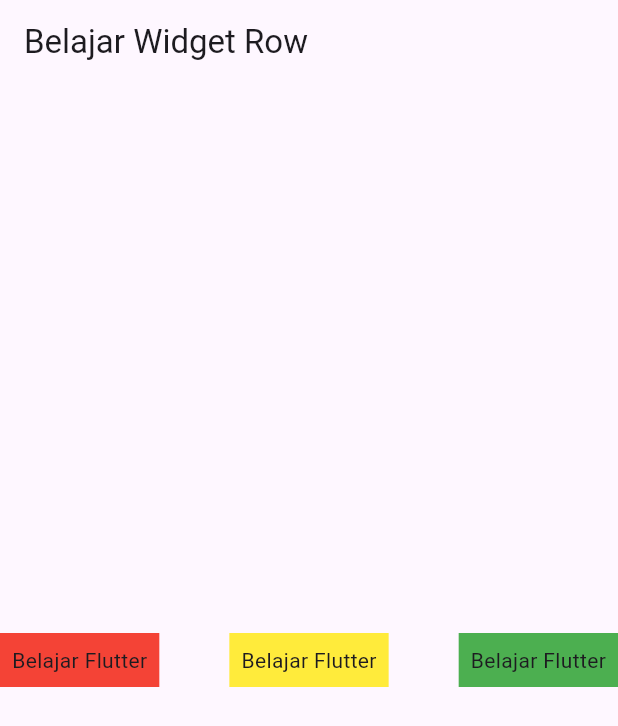
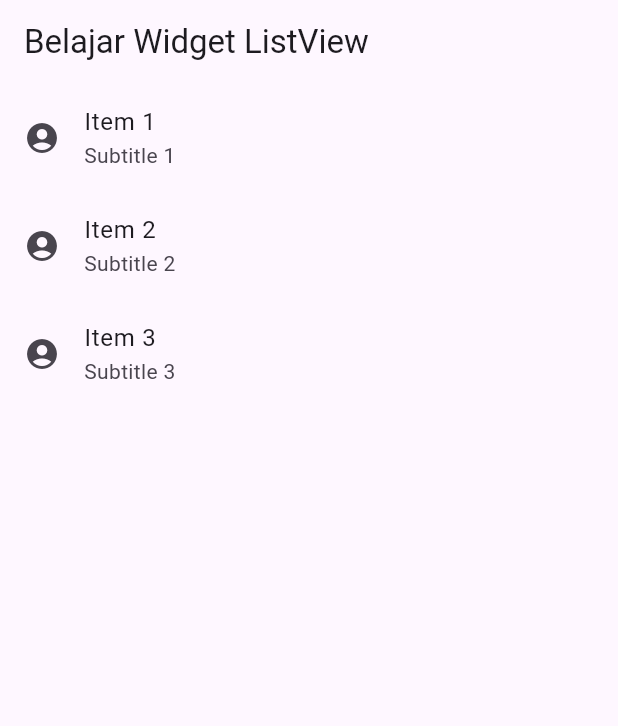
Before and after one commit to fauzan2720/learn-widget-flutter, a Flutter app: the screen it shows after launch, on a phone screen of 412 x 824 dp. Shown: the top 726 px of the screen. Run offline on Flutter 3.47's test engine with Material 3 defaults, Android fonts, the phone set to English and light mode, and no system bars.

Commit message:
widget list view

```diff
--- a/lib/day1/multi-widget/listview.dart
+++ b/lib/day1/multi-widget/listview.dart
@@ -0,0 +1,36 @@
+import 'package:flutter/material.dart';
+
+class ListViewWidget extends StatelessWidget {
+  const ListViewWidget({super.key});
+
+  @override
+  Widget build(BuildContext context) {
+    return Scaffold(
+      appBar: AppBar(
+        title: const Text('Belajar Widget ListView'),
+      ),
+      body: ListView(
+        /**
+         * ListView = Widget untuk menampilkan daftar item secara berurutan, dan sifatnya bisa scroll
+         */
+        children: const [
+          ListTile(
+            title: Text('Item 1'),
+            subtitle: Text('Subtitle 1'),
+            leading: Icon(Icons.account_circle),
+          ),
+          ListTile(
+            title: Text('Item 2'),
+            subtitle: Text('Subtitle 2'),
+            leading: Icon(Icons.account_circle),
+          ),
+          ListTile(
+            title: Text('Item 3'),
+            subtitle: Text('Subtitle 3'),
+            leading: Icon(Icons.account_circle),
+          ),
+        ],
+      ),
+    );
+  }
+}
--- a/lib/main.dart
+++ b/lib/main.dart
@@ -1,5 +1,5 @@
 import 'package:flutter/material.dart';
-import 'package:learn_flutter/day1/multi-widget/row.dart';
+import 'package:learn_flutter/day1/multi-widget/listview.dart';
 
 void main() {
   runApp(const MyApp());
@@ -16,7 +16,7 @@ class MyApp extends StatelessWidget {
         colorScheme: ColorScheme.fromSeed(seedColor: Colors.deepPurple),
         useMaterial3: true,
       ),
-      home: const RowWidget(),
+      home: const ListViewWidget(),
     );
   }
 }
```
